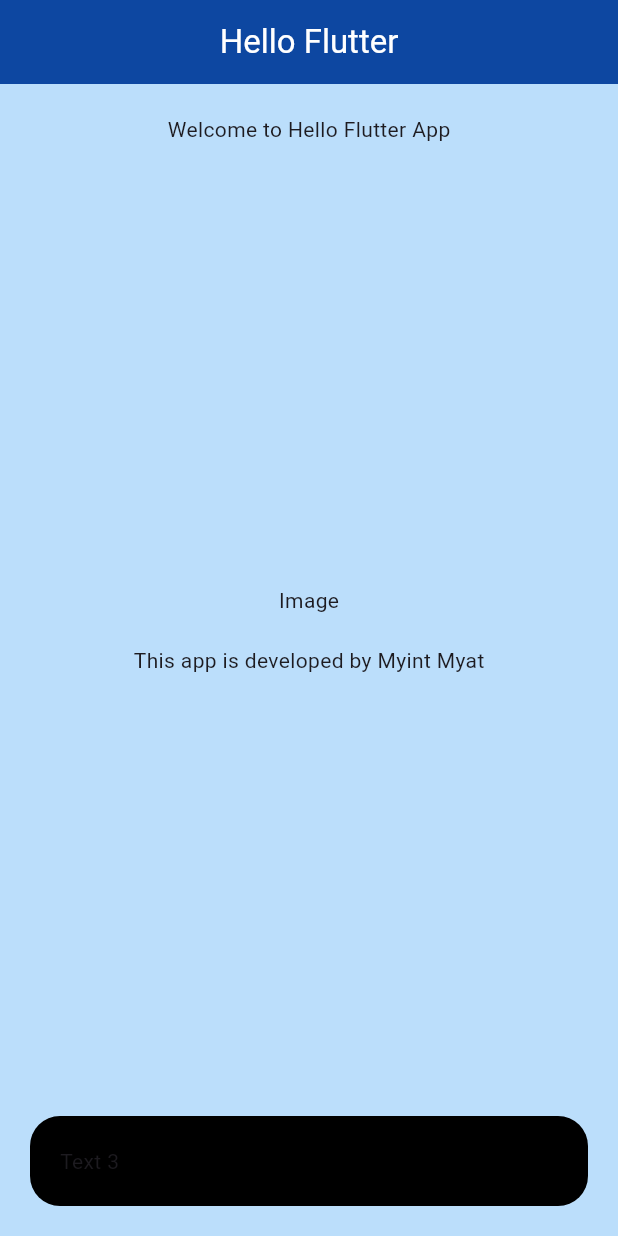
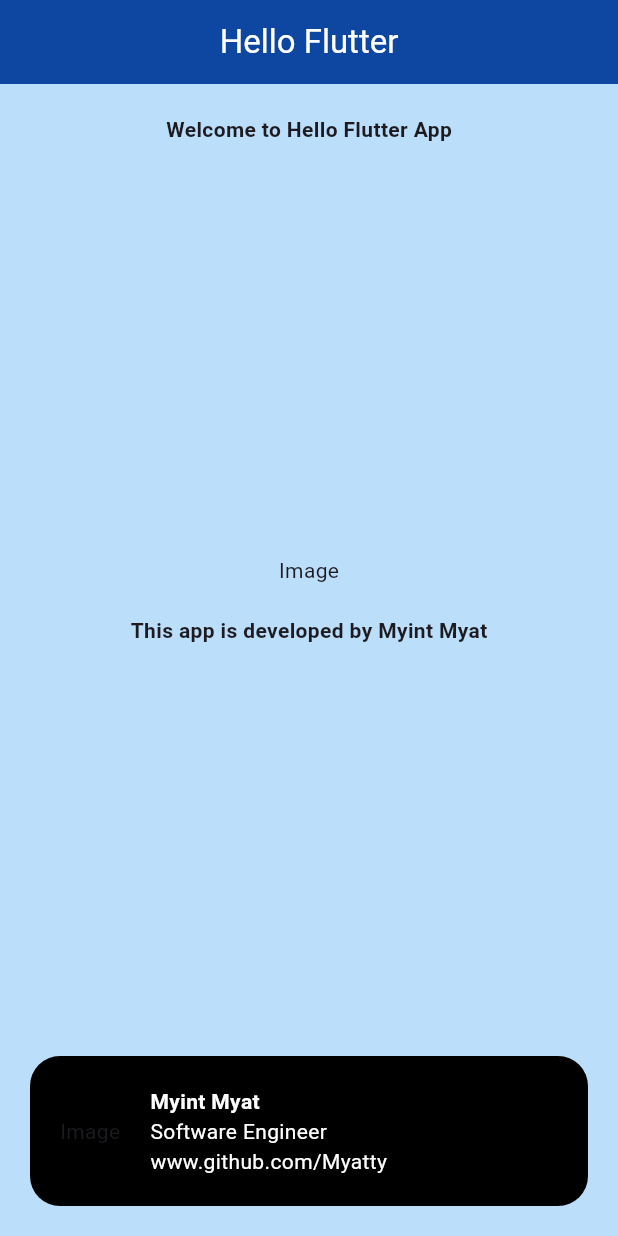
Before and after one commit to Myatty/Hello-Flutter, a Flutter app: the screen it shows after launch, on a phone screen of 412 x 824 dp. Run offline on Flutter 3.47's test engine with Material 3 defaults, Android fonts, the phone set to English and light mode, and no system bars.

Commit message:
Rows and sytling

```diff
--- a/lib/main.dart
+++ b/lib/main.dart
@@ -29,14 +29,20 @@ class MyApp extends StatelessWidget {
             mainAxisAlignment: MainAxisAlignment.spaceBetween,
             crossAxisAlignment: CrossAxisAlignment.center,
             children: [
-              Text("Welcome to Hello Flutter App"),
+              Text(
+                "Welcome to Hello Flutter App",
+                style: TextStyle(fontWeight: FontWeight.bold),
+              ),
               Column(
                 children: [
                   Text("Image"),
                   SizedBox(
                     height: 20,
                   ),
-                  Text("This app is developed by Myint Myat"),
+                  Text(
+                    "This app is developed by Myint Myat",
+                    style: TextStyle(fontWeight: FontWeight.bold),
+                  ),
                 ],
               ),
               Container(
@@ -45,7 +51,31 @@ class MyApp extends StatelessWidget {
                   decoration: BoxDecoration(
                       color: Colors.black,
                       borderRadius: BorderRadius.circular(20)),
-                  child: Text("Text 3"))
+                  child: Row(
+                    children: [
+                      Text("Image"),
+                      SizedBox(width: 20),
+                      Column(
+                        crossAxisAlignment: CrossAxisAlignment.start,
+                        children: [
+                          Text(
+                            "Myint Myat",
+                            style: TextStyle(
+                                color: Colors.white,
+                                fontWeight: FontWeight.bold),
+                          ),
+                          Text(
+                            "Software Engineer",
+                            style: TextStyle(color: Colors.white),
+                          ),
+                          Text(
+                            "www.github.com/Myatty",
+                            style: TextStyle(color: Colors.white),
+                          ),
+                        ],
+                      )
+                    ],
+                  ))
             ],
           ),
         ),
```
